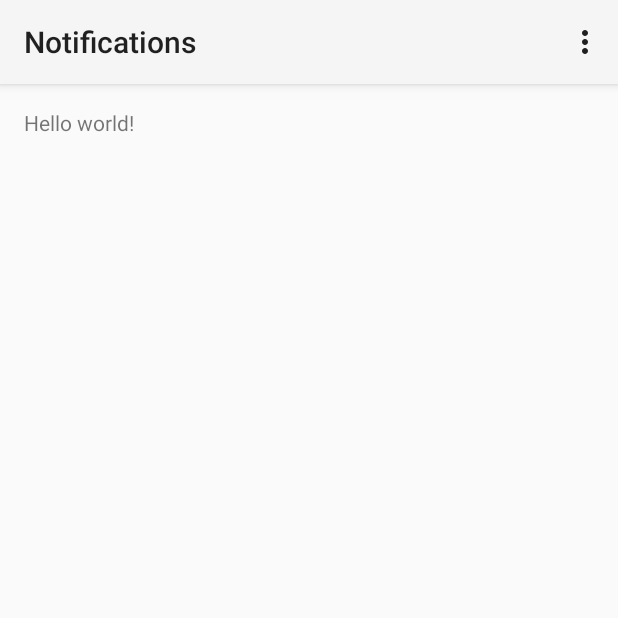
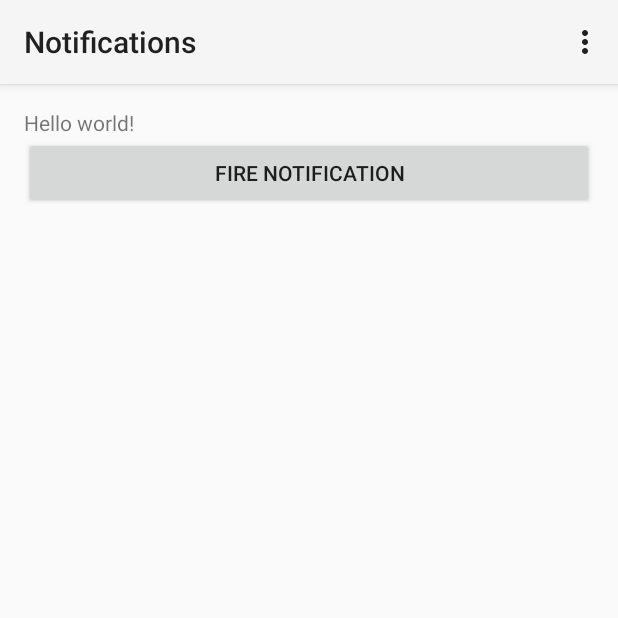
Before and after one commit to wesreisz/Android-Wear-Whos-Next, an Android app: the screen it shows after launch (MainActivity), on a phone screen of 412 x 824 dp, the top half of it. Run offline under Robolectric (Android 15) with nearby library versions, the phone set to English and light mode, and no system bars.

Commit message:
adding a simple standard android notification to the mobile application. It should show with no modification on wear

```diff
--- a/notifications/mobile/src/main/res/layout/activity_main.xml
+++ b/notifications/mobile/src/main/res/layout/activity_main.xml
@@ -1,11 +1,20 @@
-<RelativeLayout xmlns:android="http://schemas.android.com/apk/res/android"
-    xmlns:tools="http://schemas.android.com/tools" android:layout_width="match_parent"
+<LinearLayout xmlns:android="http://schemas.android.com/apk/res/android"
+    xmlns:tools="http://schemas.android.com/tools"
+    android:layout_width="match_parent"
     android:layout_height="match_parent" android:paddingLeft="@dimen/activity_horizontal_margin"
     android:paddingRight="@dimen/activity_horizontal_margin"
     android:paddingTop="@dimen/activity_vertical_margin"
-    android:paddingBottom="@dimen/activity_vertical_margin" tools:context=".MainActivity">
+    android:paddingBottom="@dimen/activity_vertical_margin" tools:context=".MainActivity"
+    android:orientation="vertical"
+    >
 
     <TextView android:text="@string/hello_world" android:layout_width="wrap_content"
         android:layout_height="wrap_content" />
 
-</RelativeLayout>
+    <Button android:id="@+id/button"
+        android:text="Fire Notification"
+        android:layout_width="fill_parent"
+        android:layout_height="wrap_content"
+        />
+
+</LinearLayout>
```
Also changed, not shown: notifications/mobile/src/main/java/com/wesleyreisz/notifications/MainActivity.java (+22 -0 lines).
